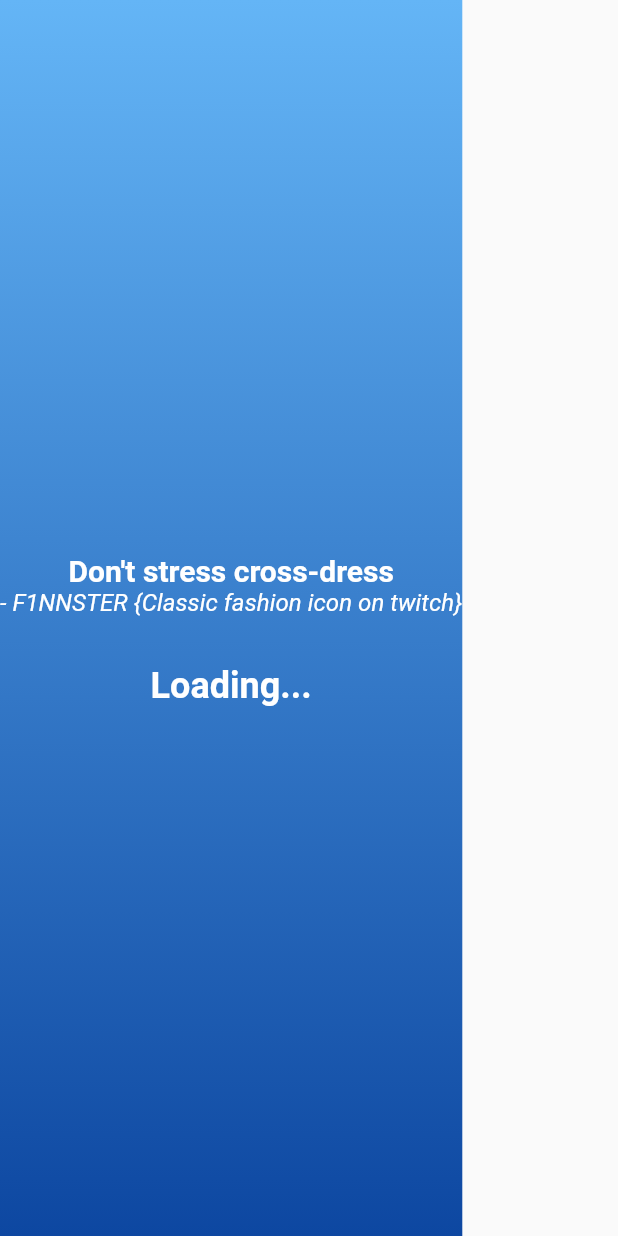
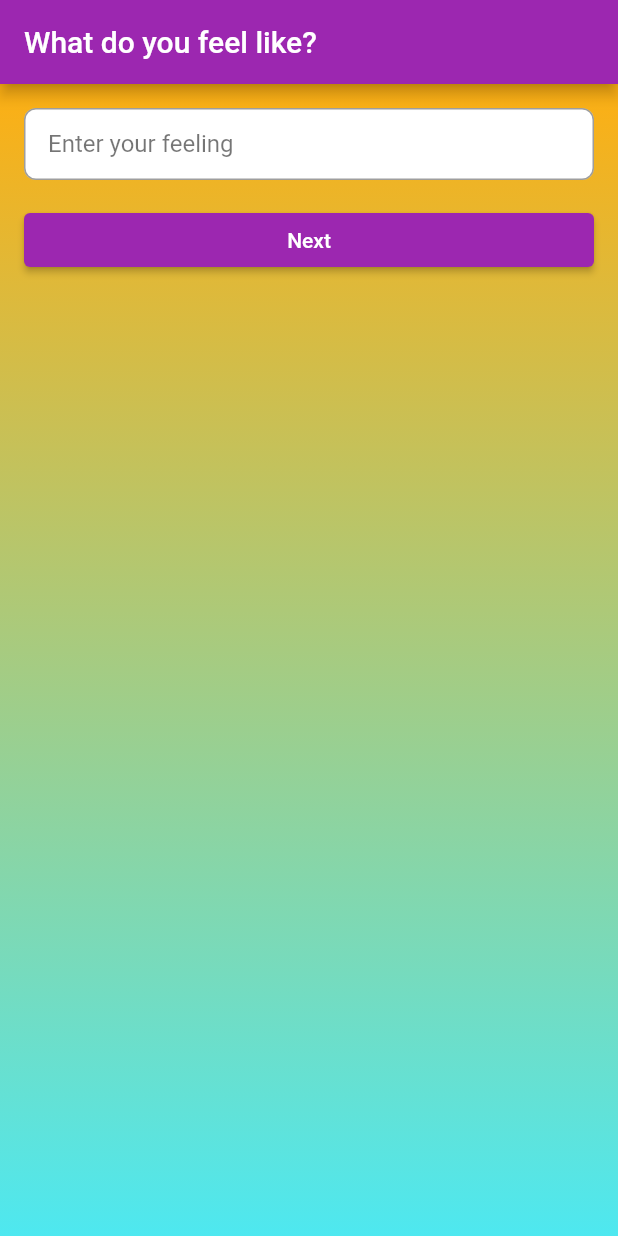
Before and after one commit to StarlitDreams/StyleSync, a Flutter app: the PersonalInfoScreen screen opened directly, after a tap on "Next", on a phone screen of 412 x 824 dp. Run offline on Flutter 3.47's test engine with Material 2 defaults, Android fonts, the phone set to English and light mode, and no system bars; our stand-ins replace animated_text_kit.

Commit message:
IT IS WORKING POGGGERSSSS

```diff
--- a/frontend/stylesync/lib/main.dart
+++ b/frontend/stylesync/lib/main.dart
@@ -1,7 +1,6 @@
+import 'dart:async';
 import 'package:flutter/material.dart';
 import 'package:animated_text_kit/animated_text_kit.dart';
-import 'dart:async';
-import 'dart:math';
 
 void main() {
   runApp(StyleSyncApp());
@@ -13,7 +12,7 @@ class StyleSyncApp extends StatelessWidget {
     return MaterialApp(
       title: 'StyleSync',
       theme: ThemeData(
-        primarySwatch: Colors.blue,
+        primarySwatch: Colors.purple,
       ),
       home: WelcomeScreen(),
     );
@@ -30,8 +29,8 @@ class WelcomeScreen extends StatelessWidget {
             begin: Alignment.topCenter,
             end: Alignment.bottomCenter,
             colors: [
-              Color(0xFF64B5F6),
-              Color(0xFF0D47A1),
+              Color.fromRGBO(253, 175, 19, 1),
+              Color.fromARGB(255, 78, 232, 240),
             ],
           ),
         ),
@@ -61,7 +60,9 @@ class WelcomeScreen extends StatelessWidget {
                 onPressed: () {
                   Navigator.push(
                     context,
-                    fadeRoute(LoadingScreen(PersonalInfoScreen())),
+                    MaterialPageRoute(
+                      builder: (context) => PersonalInfoScreen(),
+                    ),
                   );
                 },
                 child: Text('Get Started'),
@@ -83,7 +84,7 @@ class PersonalInfoScreen extends StatelessWidget {
   Widget build(BuildContext context) {
     return Scaffold(
       appBar: AppBar(
-        title: Center(child: Text('Personal Information')),
+        title: Text('Personal Information'),
         automaticallyImplyLeading: false, // Disables back button
       ),
       body: Container(
@@ -92,8 +93,8 @@ class PersonalInfoScreen extends StatelessWidget {
             begin: Alignment.topCenter,
             end: Alignment.bottomCenter,
             colors: [
-              Color(0xFF64B5F6),
-              Color(0xFF0D47A1),
+              Color.fromRGBO(253, 175, 19, 1),
+              Color.fromARGB(255, 78, 232, 240),
             ],
           ),
         ),
@@ -112,7 +113,11 @@ class PersonalInfoScreen extends StatelessWidget {
                 onPressed: () {
                   Navigator.push(
                     context,
-                    fadeRoute(LoadingScreen(StyleChoiceScreen())),
+                    MaterialPageRoute(
+                      builder: (context) => FeelLikeScreen(
+                        name: nameController.text,
+                      ),
+                    ),
                   );
                 },
                 child: Text('Next'),
@@ -124,9 +129,9 @@ class PersonalInfoScreen extends StatelessWidget {
     );
   }
 
-  Widget buildAnimatedTextField(TextEditingController controller, String labelText) {
+  Widget buildAnimatedTextField(
+      TextEditingController controller, String labelText) {
     return AnimatedContainer(
-      height: 60,
       duration: Duration(milliseconds: 500),
       curve: Curves.easeInOut,
       decoration: BoxDecoration(
@@ -149,14 +154,23 @@ class PersonalInfoScreen extends StatelessWidget {
   }
 }
 
-class StyleChoiceScreen extends StatelessWidget {
-  final TextEditingController styleController = TextEditingController();
+class FeelLikeScreen extends StatefulWidget {
+  final String name;
+
+  FeelLikeScreen({required this.name});
+
+  @override
+  _FeelLikeScreenState createState() => _FeelLikeScreenState();
+}
+
+class _FeelLikeScreenState extends State<FeelLikeScreen> {
+  final TextEditingController feelingController = TextEditingController();
 
   @override
   Widget build(BuildContext context) {
     return Scaffold(
       appBar: AppBar(
-        title: Text('Style Choice'),
+        title: Text('What do you feel like?'),
         automaticallyImplyLeading: false, // Disables back button
       ),
       body: Container(
@@ -165,8 +179,8 @@ class StyleChoiceScreen extends StatelessWidget {
             begin: Alignment.topCenter,
             end: Alignment.bottomCenter,
             colors: [
-              Color(0xFF64B5F6),
-              Color(0xFF0D47A1),
+              Color.fromRGBO(253, 175, 19, 1),
+              Color.fromARGB(255, 78, 232, 240),
             ],
           ),
         ),
@@ -175,11 +189,19 @@ class StyleChoiceScreen extends StatelessWidget {
           child: Column(
             crossAxisAlignment: CrossAxisAlignment.stretch,
             children: [
-              buildAnimatedTextField(styleController, 'What do you feel like today?'),
+              buildAnimatedTextField(feelingController, 'Enter your feeling'),
               SizedBox(height: 16),
               ElevatedButton(
                 onPressed: () {
-                  // Handle the style choice
+                  Navigator.push(
+                    context,
+                    MaterialPageRoute(
+                      builder: (context) => TakeSeatScreen(
+                        feeling: feelingController.text,
+                        name: widget.name,
+                      ),
+                    ),
+                  );
                 },
                 child: Text('Next'),
               ),
@@ -190,9 +212,9 @@ class StyleChoiceScreen extends StatelessWidget {
     );
   }
 
-  Widget buildAnimatedTextField(TextEditingController controller, String labelText) {
+  Widget buildAnimatedTextField(
+      TextEditingController controller, String labelText) {
     return AnimatedContainer(
-      height: 60,
       duration: Duration(milliseconds: 500),
       curve: Curves.easeInOut,
       decoration: BoxDecoration(
@@ -215,77 +237,84 @@ class StyleChoiceScreen extends StatelessWidget {
   }
 }
 
-class LoadingScreen extends StatefulWidget {
-  final Widget nextScreen;
+class TakeSeatScreen extends StatelessWidget {
+  final String feeling;
+  final String name;
 
-  LoadingScreen(this.nextScreen);
-
-  @override
-  _LoadingScreenState createState() => _LoadingScreenState();
-}
-
-class _LoadingScreenState extends State<LoadingScreen> {
-  final List<Map<String, String>> fashionTips = [
-    {'tip': "Blend in your color the same way you blend in your coffee", 'author': "Hari"},
-    {'tip': "Don't stress cross-dress", 'author': "F1NNSTER {Classic fashion icon on twitch}"},
-    {'tip': "我和你妈过了整个夜，然后他说我该当你爸", 'author': "Varun Vidwans {The greatest chinese shitposter of VIT}"},
-  ];
-
-  @override
-  void initState() {
-    super.initState();
-    Timer(Duration(seconds: 2), () {
-      Navigator.pushReplacement(
-        context,
-        fadeRoute(widget.nextScreen),
-      );
-    });
-  }
+  TakeSeatScreen({required this.feeling, required this.name});
 
   @override
   Widget build(BuildContext context) {
-    final randomTip = fashionTips[Random().nextInt(fashionTips.length)];
-
     return Scaffold(
+      appBar: AppBar(
+        title: Text('Take a Seat'),
+      ),
       body: Container(
-        decoration: BoxDecoration(
-          gradient: LinearGradient(
-            begin: Alignment.topCenter,
-            end: Alignment.bottomCenter,
-            colors: [
-              Color(0xFF64B5F6),
-              Color(0xFF0D47A1),
+        color: Colors.purple,
+        child: Column(
+          mainAxisAlignment: MainAxisAlignment.center,
+          children: [
+            Text(
+              'Take a seat and relax, $name, we will do everything for you.',
+              style: TextStyle(fontSize: 24, color: Colors.white),
+              textAlign: TextAlign.center,
+            ),
+            SizedBox(height: 16),
+            Row(
+              mainAxisAlignment: MainAxisAlignment.spaceEvenly,
+              children: [
+                ElevatedButton(
+                  onPressed: () {
+                    Navigator.push(
+                      context,
+                      MaterialPageRoute(
+                        builder: (context) => AddClothesScreen(),
+                      ),
+                    );
+                  },
+                  child: Column(
+                    children: [
+                      Icon(Icons.add),
+                      SizedBox(height: 8),
+                      Text('Add Clothes'),
                     ],
                   ),
                 ),
+                ElevatedButton(
+                  onPressed: () {
+                    Navigator.push(
+                      context,
+                      MaterialPageRoute(
+                        builder: (context) => GenerateFitScreen(),
+                      ),
+                    );
+                  },
                   child: Column(
-          mainAxisAlignment: MainAxisAlignment.center,
                     children: [
-            SizedBox(height: 16),
-            Text(
-              randomTip['tip']!,
-              style: TextStyle(
-                fontSize: 20,
-                fontWeight: FontWeight.bold,
-                color: Colors.white,
+                      Icon(Icons.auto_awesome),
+                      SizedBox(height: 8),
+                      Text('Generate Fit'),
+                    ],
                   ),
                 ),
-            Text(
-              '- ' + randomTip['author']!,
-              style: TextStyle(
-                fontSize: 16,
-                fontStyle: FontStyle.italic,
-                color: Colors.white,
+                ElevatedButton(
+                  onPressed: () {
+                    Navigator.push(
+                      context,
+                      MaterialPageRoute(
+                        builder: (context) => SettingsScreen(),
+                      ),
+                    );
+                  },
+                  child: Column(
+                    children: [
+                      Icon(Icons.settings),
+                      SizedBox(height: 8),
+                      Text('Settings'),
+                    ],
                   ),
                 ),
-            SizedBox(height: 32),
-            FadeAnimatedTextKit(
-              text: ['Loading...'],
-              textStyle: TextStyle(
-                fontSize: 24,
-                fontWeight: FontWeight.bold,
-                color: Colors.white,
-              ),
+              ],
             ),
           ],
         ),
@@ -294,14 +323,50 @@ class _LoadingScreenState extends State<LoadingScreen> {
   }
 }
 
-Route fadeRoute(Widget screen) {
-  return PageRouteBuilder(
-    pageBuilder: (context, animation, secondaryAnimation) => screen,
-    transitionsBuilder: (context, animation, secondaryAnimation, child) {
-      return FadeTransition(
-        opacity: animation,
-        child: child,
-      );
-    },
+class AddClothesScreen extends StatelessWidget {
+  @override
+  Widget build(BuildContext context) {
+    return Scaffold(
+      appBar: AppBar(
+        title: Text('Add Clothes'),
+      ),
+      body: Container(
+        child: Center(
+          child: Text('Add Clothes'),
+        ),
+      ),
     );
   }
+}
+
+class GenerateFitScreen extends StatelessWidget {
+  @override
+  Widget build(BuildContext context) {
+    return Scaffold(
+      appBar: AppBar(
+        title: Text('Generate Fit'),
+      ),
+      body: Container(
+        child: Center(
+          child: Text('Generate Fit'),
+        ),
+      ),
+    );
+  }
+}
+
+class SettingsScreen extends StatelessWidget {
+  @override
+  Widget build(BuildContext context) {
+    return Scaffold(
+      appBar: AppBar(
+        title: Text('Settings'),
+      ),
+      body: Container(
+        child: Center(
+          child: Text('Settings'),
+        ),
+      ),
+    );
+  }
+}
```
Lines whose indentation alone changed are shown as unchanged.
